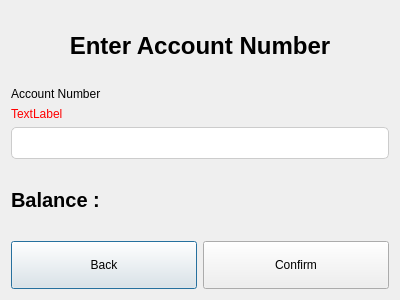
Old version of the form Client/getaccbalance.ui in the repository Safy98/Bank-System.
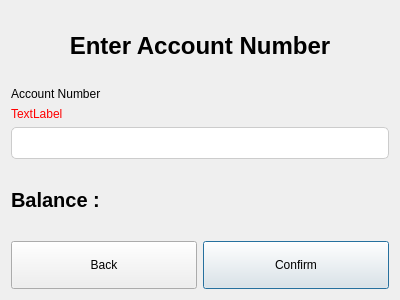
New version of the form.

Patch:
```diff
--- a/Client/getaccbalance.ui
+++ b/Client/getaccbalance.ui
@@ -10,6 +10,12 @@
     <height>300</height>
    </rect>
   </property>
+  <property name="maximumSize">
+   <size>
+    <width>400</width>
+    <height>300</height>
+   </size>
+  </property>
   <property name="windowTitle">
    <string>Dialog</string>
   </property>
@@ -111,6 +117,9 @@
        <property name="text">
         <string>Back</string>
        </property>
+       <property name="autoDefault">
+        <bool>false</bool>
+       </property>
       </widget>
      </item>
      <item>
```
